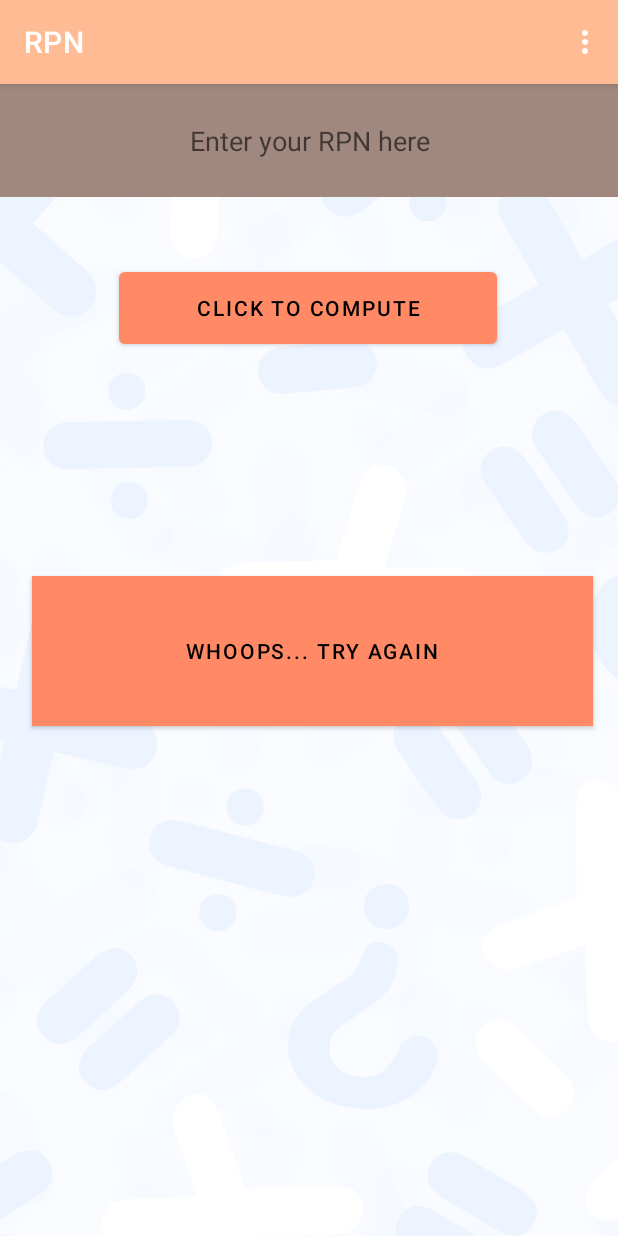
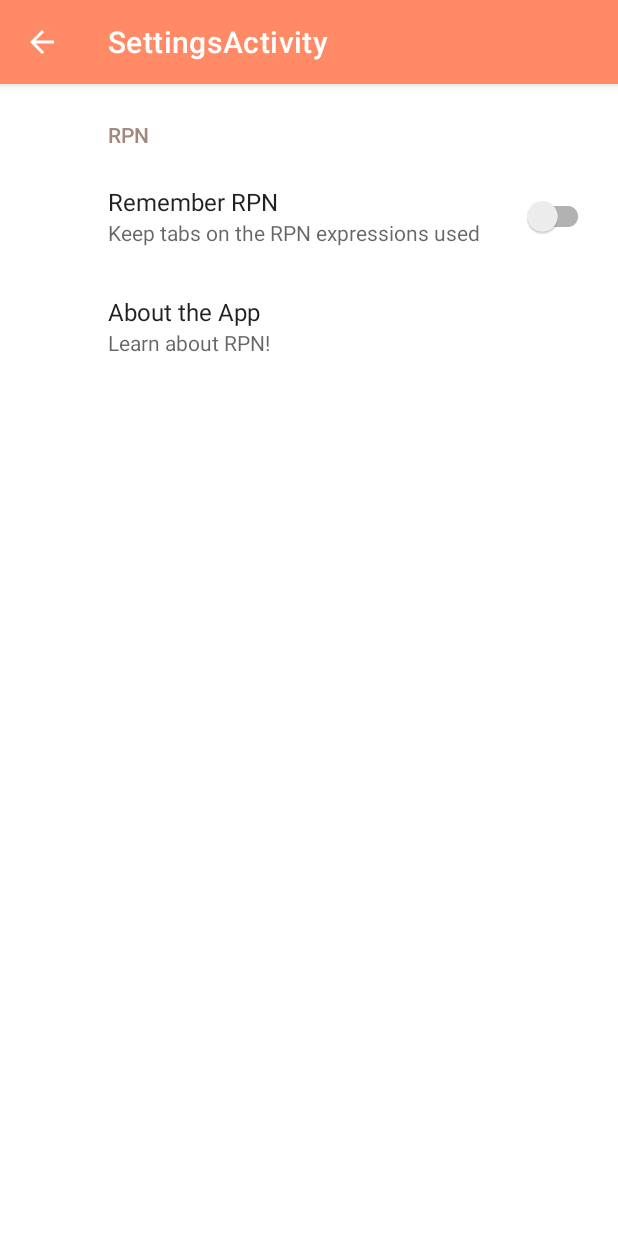
Before and after one commit to chayahaor/RPN, an Android app: the screen it shows after launch (MainActivity before the commit, SettingsActivity after it), in the options menu, after a tap on "Settings", on a phone screen of 412 x 824 dp. Run offline under Robolectric (Android 15) with nearby library versions, the phone set to English and light mode, and no system bars; our stand-ins replace androidx.preference.

Commit message:
Beginnings of settings

```diff
--- a/app/build.gradle
+++ b/app/build.gradle
@@ -24,6 +24,7 @@ android {
     compileOptions {
         sourceCompatibility JavaVersion.VERSION_1_8
         targetCompatibility JavaVersion.VERSION_1_8
+
     }
     buildFeatures {
         viewBinding true
@@ -37,6 +38,7 @@ dependencies {
     implementation 'androidx.constraintlayout:constraintlayout:2.1.2'
     implementation 'androidx.navigation:navigation-fragment:2.3.5'
     implementation 'androidx.navigation:navigation-ui:2.3.5'
+    implementation 'androidx.preference:preference:1.1.1'
     testImplementation 'junit:junit:4.+'
     androidTestImplementation 'androidx.test.ext:junit:1.1.3'
     androidTestImplementation 'androidx.test.espresso:espresso-core:3.4.0'
--- a/app/src/main/AndroidManifest.xml
+++ b/app/src/main/AndroidManifest.xml
@@ -9,6 +9,10 @@
         android:roundIcon="@mipmap/ic_launcher_round"
         android:supportsRtl="true"
         android:theme="@style/Theme.RPN">
+        <activity
+            android:name=".SettingsActivity"
+            android:exported="false"
+            android:label="@string/title_activity_settings" />
         <activity
             android:name=".SplashActivity"
             android:exported="true"
--- a/app/src/main/java/com/example/rpn/MainActivity.java
+++ b/app/src/main/java/com/example/rpn/MainActivity.java
@@ -1,5 +1,6 @@
 package com.example.rpn;
 
+import android.content.Intent;
 import android.os.Bundle;
 import android.view.Menu;
 import android.view.MenuItem;
@@ -118,6 +119,8 @@ public class MainActivity extends AppCompatActivity {
 
         //noinspection SimplifiableIfStatement
         if (id == R.id.action_settings) {
+            Intent intent = new Intent(this, SettingsActivity.class);
+            startActivity(intent);
             return true;
         }
 
--- /dev/null
+++ b/app/src/main/java/com/example/rpn/SettingsActivity.java
@@ -0,0 +1,36 @@
+package com.example.rpn;
+
+import android.os.Bundle;
+import android.view.View;
+
+import androidx.appcompat.app.ActionBar;
+import androidx.appcompat.app.AppCompatActivity;
+import androidx.preference.PreferenceFragmentCompat;
+
+public class SettingsActivity extends AppCompatActivity {
+
+    @Override
+    protected void onCreate(Bundle savedInstanceState) {
+        super.onCreate(savedInstanceState);
+        setContentView(R.layout.settings_activity);
+        if (savedInstanceState == null) {
+            getSupportFragmentManager()
+                    .beginTransaction()
+                    .replace(R.id.settings, new SettingsFragment())
+                    .commit();
+        }
+        ActionBar actionBar = getSupportActionBar();
+        if (actionBar != null) {
+            actionBar.setDisplayHomeAsUpEnabled(true);
+        }
+
+    }
+
+    public static class SettingsFragment extends PreferenceFragmentCompat {
+        @Override
+        public void onCreatePreferences(Bundle savedInstanceState, String rootKey) {
+            setPreferencesFromResource(R.xml.root_preferences, rootKey);
+        }
+    }
+
+}
--- /dev/null
+++ b/app/src/main/res/layout/settings_activity.xml
@@ -0,0 +1,10 @@
+<LinearLayout xmlns:android="http://schemas.android.com/apk/res/android"
+    android:layout_width="match_parent"
+    android:layout_height="match_parent">
+
+    <FrameLayout
+        android:id="@+id/settings"
+        android:layout_width="match_parent"
+        android:layout_height="match_parent" />
+
+</LinearLayout>
--- a/app/src/main/res/values/strings.xml
+++ b/app/src/main/res/values/strings.xml
@@ -7,6 +7,7 @@
     <string name="next">Next</string>
     <string name="previous">Previous</string>
 
+    <string name="title_activity_settings">SettingsActivity</string>
     <string name="hello_first_fragment">Hello first fragment</string>
     <string name="hello_second_fragment">Hello second fragment. Arg: %1$s</string>
     <string name="instructions">Please enter text in RPN format for us to calculate!</string>
@@ -14,4 +15,6 @@
     <string name="click_to_compute">Click to compute</string>
     <string name="background_image">background image</string>
     <string name="error_message">Whoops... Try again</string>
+
+
 </resources>
--- /dev/null
+++ b/app/src/main/res/xml/root_preferences.xml
@@ -0,0 +1,14 @@
+<PreferenceScreen xmlns:app="http://schemas.android.com/apk/res-auto">
+<PreferenceCategory app:title="@string/app_name">
+    <SwitchPreferenceCompat
+        app:key="keepRPN"
+        app:title="Remember RPN"
+        app:summary="Keep tabs on the RPN expressions used"/>
+
+    <Preference
+        app:key="about"
+        app:title="About the App"
+        app:summary="Learn about RPN!"/>
+</PreferenceCategory>
+
+</PreferenceScreen>
```
Also changed, not shown: app/src/main/res/values/arrays.xml (added, +12 -0 lines).
